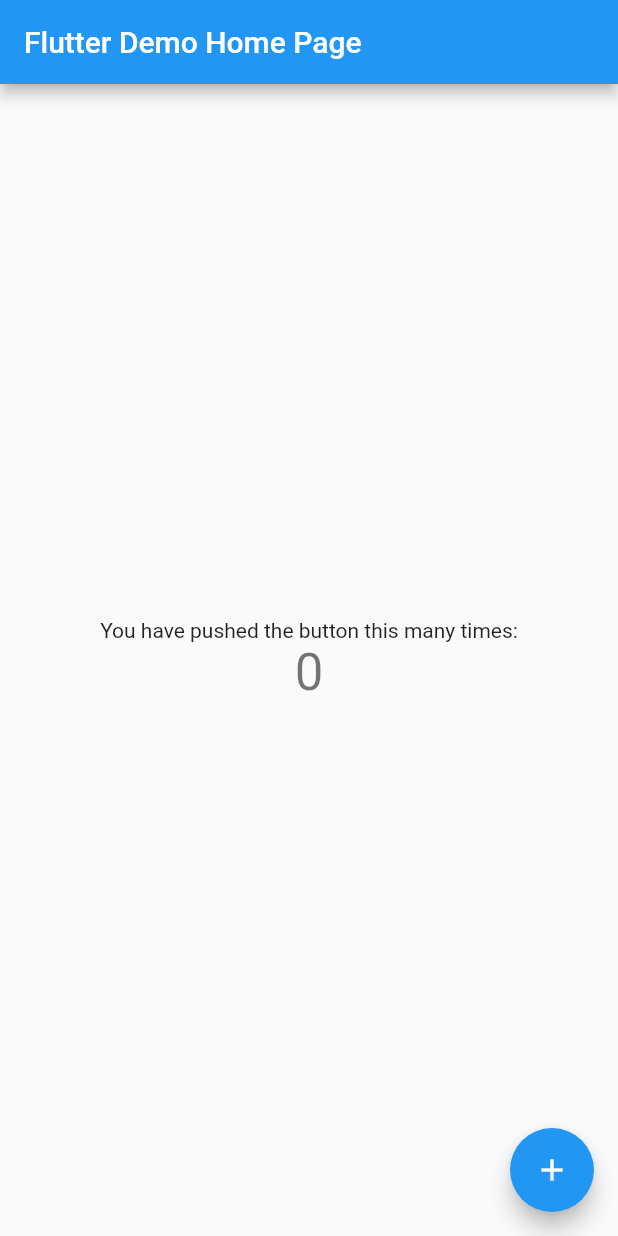
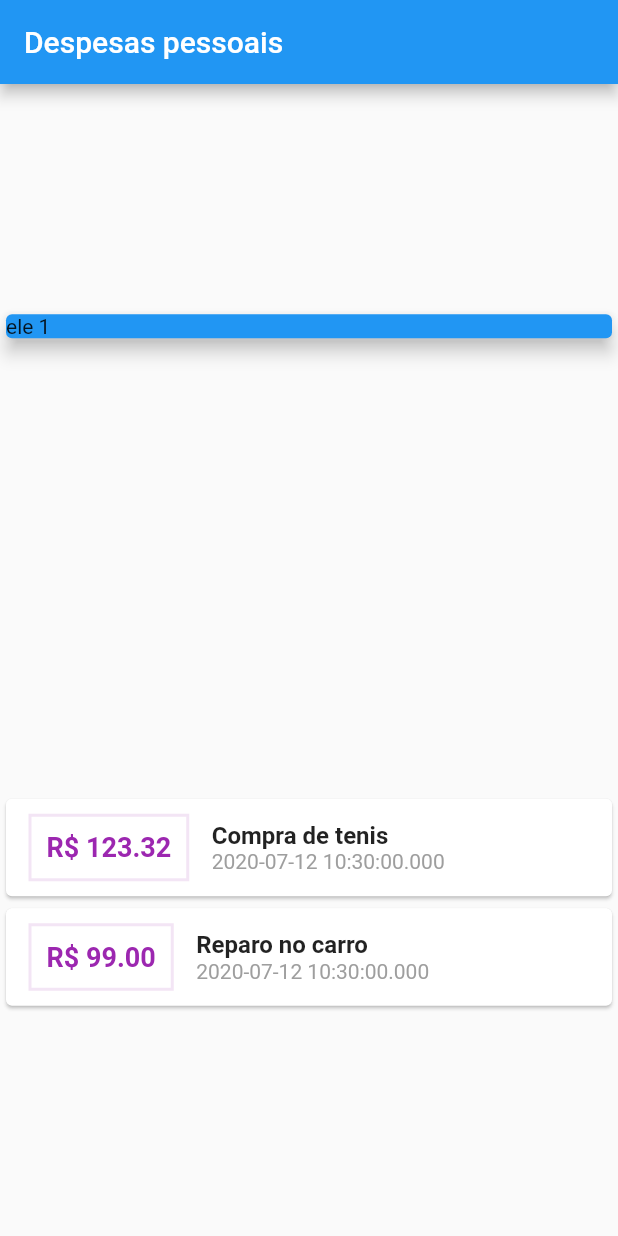
Before and after one commit to leandromt/expenses, a Flutter app: the screen it shows after launch, on a phone screen of 412 x 824 dp. Run offline on Flutter 3.47's test engine with Material 2 defaults, Android fonts, the phone set to English and light mode, and no system bars.

Commit message:
Add model and card Transactions

```diff
--- a/lib/main.dart
+++ b/lib/main.dart
@@ -1,117 +1,101 @@
+import 'package:expenses/models/transaction.dart';
 import 'package:flutter/material.dart';
 
-void main() {
-  runApp(MyApp());
-}
+main() => runApp(ExpensesApp());
 
-class MyApp extends StatelessWidget {
-  // This widget is the root of your application.
+class ExpensesApp extends StatelessWidget {
   @override
   Widget build(BuildContext context) {
     return MaterialApp(
-      title: 'Flutter Demo',
-      theme: ThemeData(
-        // This is the theme of your application.
-        //
-        // Try running your application with "flutter run". You'll see the
-        // application has a blue toolbar. Then, without quitting the app, try
-        // changing the primarySwatch below to Colors.green and then invoke
-        // "hot reload" (press "r" in the console where you ran "flutter run",
-        // or simply save your changes to "hot reload" in a Flutter IDE).
-        // Notice that the counter didn't reset back to zero; the application
-        // is not restarted.
-        primarySwatch: Colors.blue,
-        // This makes the visual density adapt to the platform that you run
-        // the app on. For desktop platforms, the controls will be smaller and
-        // closer together (more dense) than on mobile platforms.
-        visualDensity: VisualDensity.adaptivePlatformDensity,
-      ),
-      home: MyHomePage(title: 'Flutter Demo Home Page'),
+      home: MyHomePage(),
     );
   }
 }
 
-class MyHomePage extends StatefulWidget {
-  MyHomePage({Key key, this.title}) : super(key: key);
+class MyHomePage extends StatelessWidget {
 
-  // This widget is the home page of your application. It is stateful, meaning
-  // that it has a State object (defined below) that contains fields that affect
-  // how it looks.
-
-  // This class is the configuration for the state. It holds the values (in this
-  // case the title) provided by the parent (in this case the App widget) and
-  // used by the build method of the State. Fields in a Widget subclass are
-  // always marked "final".
-
-  final String title;
-
-  @override
-  _MyHomePageState createState() => _MyHomePageState();
-}
-
-class _MyHomePageState extends State<MyHomePage> {
-  int _counter = 0;
-
-  void _incrementCounter() {
-    setState(() {
-      // This call to setState tells the Flutter framework that something has
-      // changed in this State, which causes it to rerun the build method below
-      // so that the display can reflect the updated values. If we changed
-      // _counter without calling setState(), then the build method would not be
-      // called again, and so nothing would appear to happen.
-      _counter++;
-    });
-  }
+  final _transactions = [
+    Transaction(
+      id: 'T1',
+      title: 'Compra de tenis',
+      value: 123.32,
+      date: DateTime.now()
+    ),
+    Transaction(
+      id: 'T2',
+      title: 'Reparo no carro',
+      value: 99,
+      date: DateTime.now()
+    ),
+  ];
 
   @override
   Widget build(BuildContext context) {
-    // This method is rerun every time setState is called, for instance as done
-    // by the _incrementCounter method above.
-    //
-    // The Flutter framework has been optimized to make rerunning build methods
-    // fast, so that you can just rebuild anything that needs updating rather
-    // than having to individually change instances of widgets.
     return Scaffold(
       appBar: AppBar(
-        // Here we take the value from the MyHomePage object that was created by
-        // the App.build method, and use it to set our appbar title.
-        title: Text(widget.title),
+        title: Text('Despesas pessoais'),
       ),
-      body: Center(
-        // Center is a layout widget. It takes a single child and positions it
-        // in the middle of the parent.
-        child: Column(
-          // Column is also a layout widget. It takes a list of children and
-          // arranges them vertically. By default, it sizes itself to fit its
-          // children horizontally, and tries to be as tall as its parent.
-          //
-          // Invoke "debug painting" (press "p" in the console, choose the
-          // "Toggle Debug Paint" action from the Flutter Inspector in Android
-          // Studio, or the "Toggle Debug Paint" command in Visual Studio Code)
-          // to see the wireframe for each widget.
-          //
-          // Column has various properties to control how it sizes itself and
-          // how it positions its children. Here we use mainAxisAlignment to
-          // center the children vertically; the main axis here is the vertical
-          // axis because Columns are vertical (the cross axis would be
-          // horizontal).
-          mainAxisAlignment: MainAxisAlignment.center,
-          children: <Widget>[
-            Text(
-              'You have pushed the button this many times:',
+      body: Column(
+        mainAxisAlignment: MainAxisAlignment.spaceAround,
+        crossAxisAlignment: CrossAxisAlignment.stretch,
+        children: <Widget>[
+          Container(
+            width: double.infinity,
+            child: Card(
+              color: Colors.blue,
+              child: Text('ele 1'),
+              elevation: 5,
             ),
-            Text(
-              '$_counter',
-              style: Theme.of(context).textTheme.headline4,
-            ),
-          ],
-        ),
-      ),
-      floatingActionButton: FloatingActionButton(
-        onPressed: _incrementCounter,
-        tooltip: 'Increment',
-        child: Icon(Icons.add),
-      ), // This trailing comma makes auto-formatting nicer for build methods.
+          ),
+          Column(
+            children: _transactions.map((e) {
+              return Card(
+                child: Row(
+                  children: <Widget>[
+                    Container(
+                      child: Text(
+                        'R\$ ${e.value.toStringAsFixed(2)}',
+                        style: TextStyle(
+                          fontWeight: FontWeight.bold,
+                          fontSize: 18,
+                          color: Colors.purple
+                        ),
+                      ),
+                      margin: EdgeInsets.symmetric(
+                        horizontal: 15,
+                        vertical: 10
+                      ),
+                      decoration: BoxDecoration(
+                        border: Border.all(
+                          color: Colors.purple[50],
+                          width: 2,
+                        ),
+                      ),
+                      padding: EdgeInsets.all(10),
+                    ),
+                    Column(
+                      children: <Widget>[
+                        Text(e.title,
+                          style: TextStyle(
+                            fontWeight: FontWeight.bold,
+                            fontSize: 16
+                          ),
+                        ),
+                        Text(e.date.toString(),
+                          style: TextStyle(
+                            color: Colors.grey
+                          ),
+                        ),
+                      ],
+                      crossAxisAlignment: CrossAxisAlignment.start,
+                    ),
+                  ],
+                ),
+              );
+            }).toList(),
+          ),
+        ],
+      )
     );
   }
 }
--- /dev/null
+++ b/lib/models/transaction.dart
@@ -0,0 +1,15 @@
+import 'package:flutter/foundation.dart';
+
+class Transaction {
+  final String id;
+  final String title;
+  final double value;
+  final DateTime date;
+
+  Transaction({
+    @required this.id,
+    @required this.title,
+    @required this.value,
+    @required this.date
+  });
+}
```
Also changed, not shown: 1 other file.
